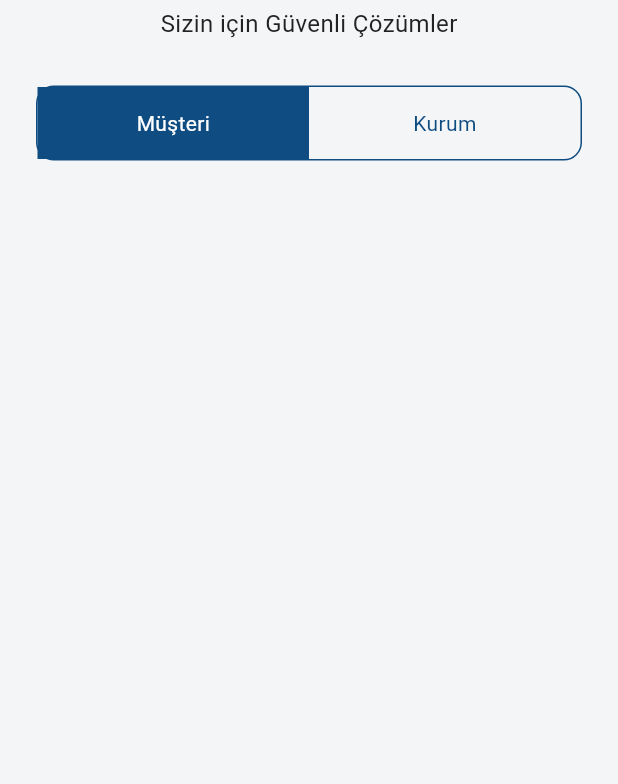
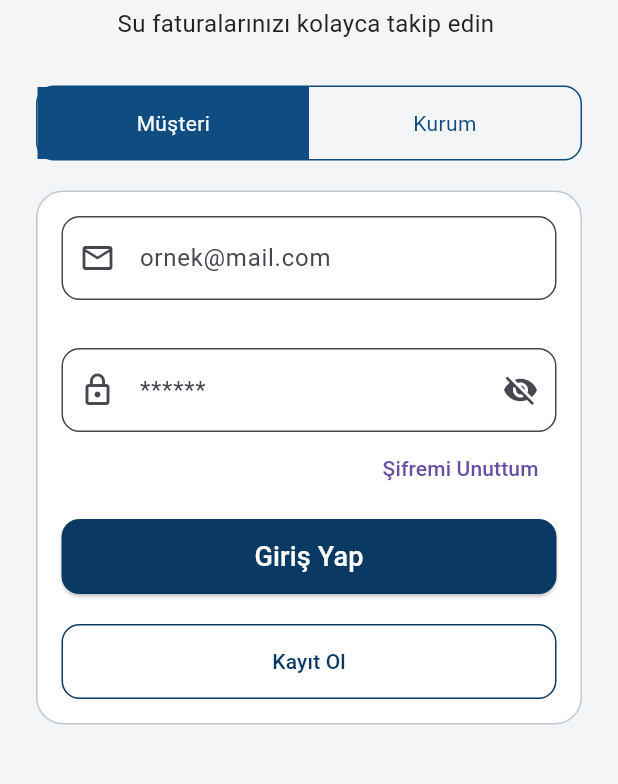
Before and after one commit to Yunusbulbul/243301010_YunusBulbul_Flutter_Proje, a Flutter app: the screen it shows after launch, on a phone screen of 412 x 824 dp, the part 372-1156 px from its top. Run offline on Flutter 3.47's test engine with Material 3 defaults, Android fonts, the light colour scheme and no system bars.

Commit message:
giriş ekranının geri kalan kısımları eklendi

```diff
--- a/lib/screens/login_screen.dart
+++ b/lib/screens/login_screen.dart
@@ -13,6 +13,7 @@ class _LoginScreenState extends State<LoginScreen> {
   Widget build(BuildContext context) {
     return Scaffold(
       appBar: AppBar(
+        automaticallyImplyLeading: false,
         backgroundColor: AppColors.primary,
         title: Text('Fatura Takip',
             style: TextStyle(
@@ -54,7 +55,7 @@ class _LoginScreenState extends State<LoginScreen> {
               SizedBox(height: 4),
 
               Text(
-                'Sizin için Güvenli Çözümler',
+                'Su faturalarınızı kolayca takip edin ',
                 style: TextStyle(
                   fontSize: 16,
                   color: AppColors.textDark,
@@ -121,11 +122,98 @@ class _LoginScreenState extends State<LoginScreen> {
                             ),
                           ),
                         ),
+
                       ),
                     ),
                   ],
                 ),
               ),
+               SizedBox(height: 20),
+               Container(
+  padding: EdgeInsets.all(16),
+  decoration: BoxDecoration(
+    color: Colors.white,
+    borderRadius: BorderRadius.circular(18),
+    border: Border.all(color: AppColors.border),
+  ),
+  child: Column(
+    children: [
+      TextField(
+        decoration: InputDecoration(
+          hintText: "ornek@mail.com",
+          prefixIcon: Icon(Icons.mail_outline),
+          filled: true,
+          fillColor: Colors.white,
+          border: OutlineInputBorder(
+            borderRadius: BorderRadius.circular(12),
+          ),
+        ),
+      ),
+      SizedBox(height: 16),
+      SizedBox(height: 16),
+
+TextField(
+  obscureText: true,
+  decoration: InputDecoration(
+    hintText: "******",
+    prefixIcon: Icon(Icons.lock_outline),
+    suffixIcon: Icon(Icons.visibility_off),
+    filled: true,
+    fillColor: Colors.white,
+    border: OutlineInputBorder(
+      borderRadius: BorderRadius.circular(12),
+    ),
+  ),
+),
+Align(
+  alignment: Alignment.centerRight,
+  child: TextButton(
+    onPressed: () {},
+    child: Text("Şifremi Unuttum"),
+  ),
+),
+  SizedBox(height: 10),
+
+SizedBox(
+  width: double.infinity,
+  height: 50,
+  child: ElevatedButton(
+    onPressed: () {},
+    style: ElevatedButton.styleFrom(
+      backgroundColor: AppColors.primaryDark,
+      shape: RoundedRectangleBorder(
+        borderRadius: BorderRadius.circular(12),
+      ),
+    ),
+    child: Text(
+      "Giriş Yap",
+      style: TextStyle(fontSize: 18, color: Colors.white),
+    ),
+  ),
+),
+   SizedBox(height: 20),
+
+SizedBox(
+  width: double.infinity,
+  height: 50,
+  child: OutlinedButton(
+    onPressed: () {},
+    style: OutlinedButton.styleFrom(
+      side: BorderSide(color: AppColors.primaryDark),
+      shape: RoundedRectangleBorder(
+        borderRadius: BorderRadius.circular(12),
+      ),
+    ),
+    child: Text(
+      "Kayıt Ol",
+      style: TextStyle(color: AppColors.primaryDark),
+    ),
+  ),
+),
+    ],
+  ),
+)
+
             ],
           ),
         ),
```
